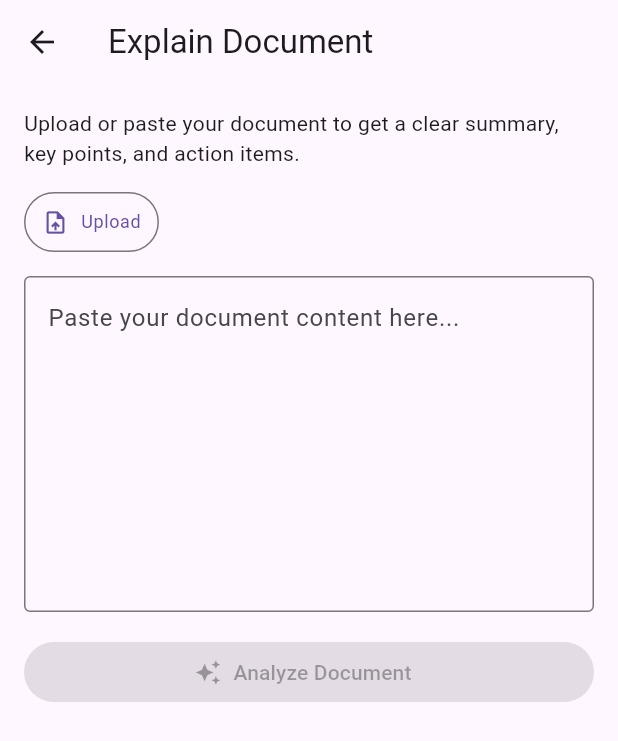
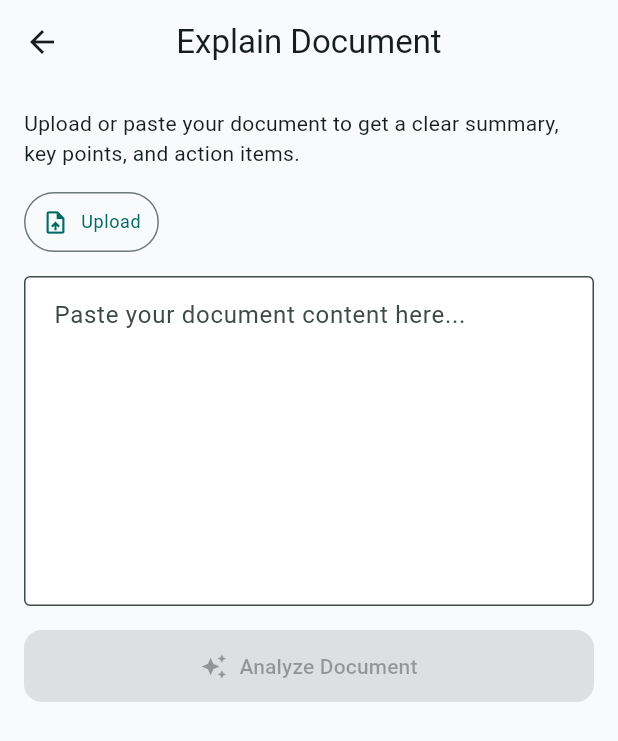
Before and after one commit to ionutc19/document-helper, a Flutter app: the screen it shows after launch, after a tap on "Get Started", after a tap on "Explain Document", on a phone screen of 412 x 824 dp. Shown: the top 741 px of the screen. Run offline on Flutter 3.47's test engine with Material 3 defaults, Android fonts, the phone set to English and light mode, and no system bars; our stand-ins replace file_picker, google_mobile_ads, in_app_purchase, shared_preferences; network calls fail.

Commit message:
Fix Dart API mismatches and upgrade Gradle/AGP versions
- ServiceLocator.instance → ServiceLocator() (factory constructor)
- AppConfig.useMockData → AppConfig.useMockServices
- AppTheme.lightTheme → AppTheme.light, remove darkTheme ref
- LanguageProvider.init() → load()
- BillingService.instance → BillingService()
- Upgrade AGP 8.7.3 → 8.11.1, Gradle 8.11.1 → 8.14, Kotlin 2.1.0 → 2.2.20
- Remove kotlin-android plugin (use Flutter built-in Kotlin)

Co-Authored-By: Claude Opus 4.6 <noreply@anthropic.com>
Claude-Session: https://claude.ai/code/session_01TChTW7BcxX9Gxn752iHnhT

```diff
--- a/mobile/lib/main.dart
+++ b/mobile/lib/main.dart
@@ -11,10 +11,10 @@ import 'screens/landing_screen.dart';
 void main() async {
   WidgetsFlutterBinding.ensureInitialized();
   MobileAds.instance.initialize();
-  ServiceLocator.instance.initialize();
+  ServiceLocator();
 
   final languageProvider = LanguageProvider();
-  await languageProvider.init();
+  await languageProvider.load();
 
   runApp(
     ChangeNotifierProvider.value(
@@ -34,9 +34,7 @@ class DocumentAssistantApp extends StatelessWidget {
     return MaterialApp(
       title: 'Document Assistant',
       debugShowCheckedModeBanner: false,
-      theme: AppTheme.lightTheme,
-      darkTheme: AppTheme.darkTheme,
-      themeMode: ThemeMode.system,
+      theme: AppTheme.light,
       locale: langProvider.locale,
       supportedLocales: AppLocalizations.supportedLocales,
       localizationsDelegates: const [
--- a/mobile/lib/screens/create_screen.dart
+++ b/mobile/lib/screens/create_screen.dart
@@ -74,15 +74,15 @@ class _CreateScreenState extends State<CreateScreen> {
       final instructions = _instructionsController.text.trim();
       CreateResult result;
 
-      if (AppConfig.useMockData) {
-        result = await ServiceLocator.instance.mockService.createDocument(
+      if (AppConfig.useMockServices) {
+        result = await ServiceLocator().mock.createDocument(
           context,
           _selectedType,
           instructions.isEmpty ? null : instructions,
           locale,
         );
       } else {
-        result = await ServiceLocator.instance.apiService.createDocument(
+        result = await ServiceLocator().api.createDocument(
           context,
           _selectedType,
           instructions.isEmpty ? null : instructions,
--- a/mobile/lib/screens/explain_screen.dart
+++ b/mobile/lib/screens/explain_screen.dart
@@ -41,10 +41,10 @@ class _ExplainScreenState extends State<ExplainScreen> {
       final locale = Localizations.localeOf(context).languageCode;
       ExplainResult result;
 
-      if (AppConfig.useMockData) {
-        result = await ServiceLocator.instance.mockService.explainDocument(text, locale);
+      if (AppConfig.useMockServices) {
+        result = await ServiceLocator().mock.explainDocument(text, locale);
       } else {
-        result = await ServiceLocator.instance.apiService.explainDocument(text, locale);
+        result = await ServiceLocator().api.explainDocument(text, locale);
       }
 
       if (mounted) setState(() => _result = result);
--- a/mobile/lib/screens/feedback_screen.dart
+++ b/mobile/lib/screens/feedback_screen.dart
@@ -52,8 +52,8 @@ class _FeedbackScreenState extends State<FeedbackScreen> {
     });
 
     try {
-      if (!AppConfig.useMockData) {
-        await ServiceLocator.instance.apiService.submitFeedback(
+      if (!AppConfig.useMockServices) {
+        await ServiceLocator().api.submitFeedback(
           category: _category,
           subject: subject,
           body: body,
--- a/mobile/lib/screens/plans_screen.dart
+++ b/mobile/lib/screens/plans_screen.dart
@@ -15,7 +15,7 @@ class _PlansScreenState extends State<PlansScreen> {
   Future<void> _purchase(String productId) async {
     setState(() => _purchasing = true);
     try {
-      await BillingService.instance.purchase(productId);
+      await BillingService().purchase(productId);
     } finally {
       if (mounted) setState(() => _purchasing = false);
     }
```
Also changed, not shown: 3 other files.
